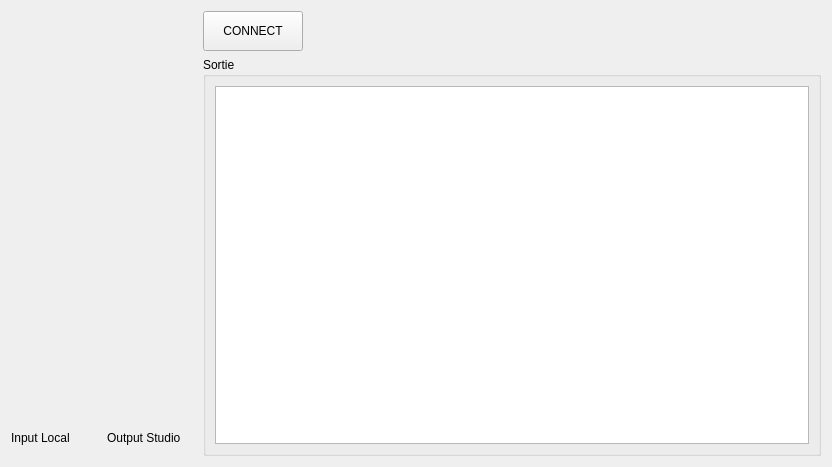
Above: labradio/duplex/aoip.ui from AurelienLab/LabRadio before the change. Below: the same form after it.
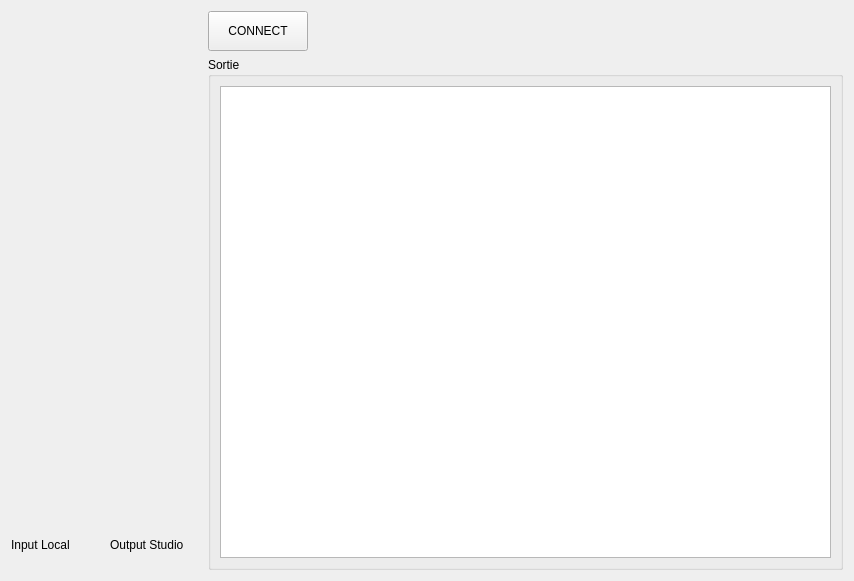
That is the form after the change.

Diff of the .ui file:
```diff
--- a/labradio/duplex/aoip.ui
+++ b/labradio/duplex/aoip.ui
@@ -6,8 +6,8 @@
    <rect>
     <x>0</x>
     <y>0</y>
-    <width>832</width>
-    <height>467</height>
+    <width>854</width>
+    <height>581</height>
    </rect>
   </property>
   <property name="windowTitle">
@@ -66,6 +66,9 @@
          <height>356</height>
         </size>
        </property>
+       <property name="styleSheet">
+        <string notr="true"/>
+       </property>
       </widget>
      </item>
     </layout>
```
